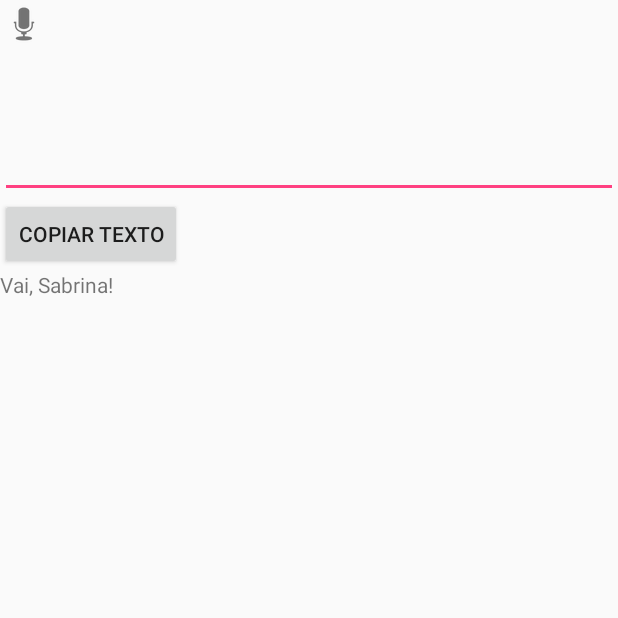
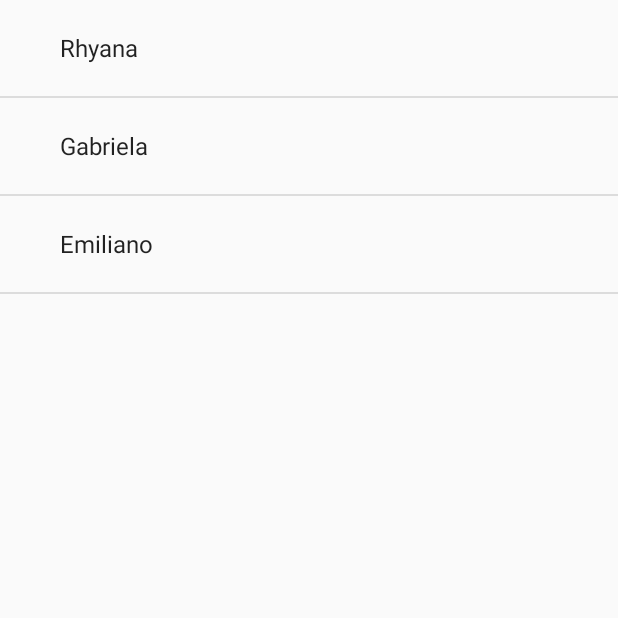
Before and after one commit to emilianoeloi/androido, an Android app: the screen it shows after launch (VaiSabrinaActivity before the commit, ListaAlunos after it), on a phone screen of 412 x 824 dp, the top half of it. Run offline under Robolectric (Android 15) with nearby library versions, the phone set to English and light mode, and no system bars.

Commit message:
ADD: ListView

```diff
--- a/app/src/main/AndroidManifest.xml
+++ b/app/src/main/AndroidManifest.xml
@@ -9,7 +9,7 @@
         android:roundIcon="@mipmap/ic_launcher_round"
         android:supportsRtl="true"
         android:theme="@style/AppTheme">
-        <activity android:name="domain.company.vaisabrina.VaiSabrinaActivity">
+        <activity android:name="domain.company.vaisabrina.ListaAlunos">
             <intent-filter>
                 <action android:name="android.intent.action.MAIN" />
 
--- /dev/null
+++ b/app/src/main/java/domain/company/vaisabrina/ListaAlunos.java
@@ -0,0 +1,26 @@
+package domain.company.vaisabrina;
+
+import android.app.Activity;
+import android.os.Bundle;
+import android.support.annotation.Nullable;
+import android.widget.ArrayAdapter;
+import android.widget.ListView;
+
+/**
+ * Created by android7045 on 17/07/17.
+ */
+
+public class ListaAlunos extends Activity {
+    private ListView listaAlunos;
+
+    @Override
+    protected void onCreate(@Nullable Bundle savedInstanceState) {
+        super.onCreate(savedInstanceState);
+        setContentView(R.layout.activity_lista_alunos);
+
+        String[] alunos = {"Rhyana", "Gabriela", "Emiliano"};
+        this.listaAlunos = (ListView)findViewById(R.id.lista_alunos);
+        ArrayAdapter<String> adapter = new ArrayAdapter<String>(this, android.R.layout.simple_expandable_list_item_1, alunos);
+        listaAlunos.setAdapter(adapter);
+    }
+}
--- a/app/src/main/java/domain/company/vaisabrina/VaiSabrinaActivity.java
+++ b/app/src/main/java/domain/company/vaisabrina/VaiSabrinaActivity.java
@@ -8,12 +8,16 @@ import android.widget.Button;
 import android.widget.EditText;
 import android.widget.TextView;
 
+import java.util.ArrayList;
+import java.util.List;
+
 /**
  * Created by android7045 on 17/07/17.
  */
 
 public class VaiSabrinaActivity extends Activity {
     int count;
+
     @Override
     public void onCreate(Bundle savedInstanceState) {
         super.onCreate(savedInstanceState);
--- /dev/null
+++ b/app/src/main/res/layout/activity_lista_alunos.xml
@@ -0,0 +1,10 @@
+<?xml version="1.0" encoding="utf-8"?>
+<LinearLayout xmlns:android="http://schemas.android.com/apk/res/android"
+    android:orientation="vertical" android:layout_width="match_parent"
+    android:layout_height="match_parent">
+    <ListView
+        android:id="@+id/lista_alunos"
+        android:layout_width="match_parent"
+        android:layout_height="match_parent"></ListView>
+
+</LinearLayout>
```
